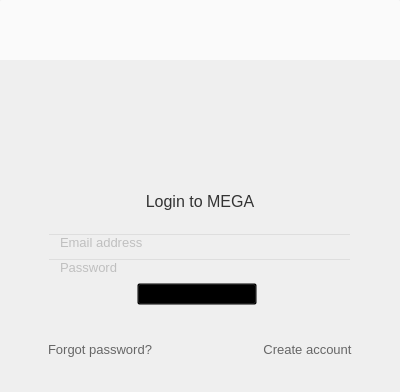
First picture: the form in src/MEGASync/gui/win/GuestWidget.ui, repository meganz/MEGAsync, before the edit.
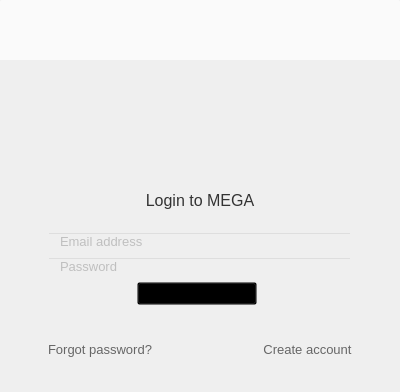
Second picture: the form after the edit. Icons and pictures are not drawn.

Diff of the .ui file:
```diff
--- a/src/MEGASync/gui/win/GuestWidget.ui
+++ b/src/MEGASync/gui/win/GuestWidget.ui
@@ -32,7 +32,12 @@
    <string/>
   </property>
   <property name="styleSheet">
-   <string notr="true">#wHeader
+   <string notr="true">QPushButton, QLabel
+{
+font-size: 13px;
+}
+
+#wHeader
 {
  background-color:  #FAFAFA;
  border-top-left-radius: 2px;
```
